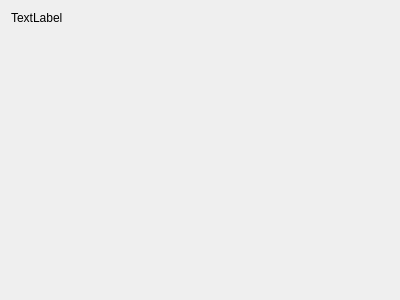
Old version of the form Chat/Client/ChatHistory.ui in the repository Krestol/QRpcChat.
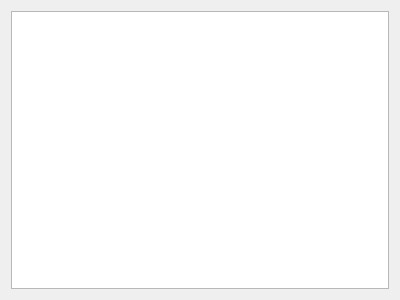
New version of the form.

```diff
--- a/Chat/Client/ChatHistory.ui
+++ b/Chat/Client/ChatHistory.ui
@@ -10,29 +10,18 @@
     <height>300</height>
    </rect>
   </property>
+  <property name="sizePolicy">
+   <sizepolicy hsizetype="Expanding" vsizetype="Expanding">
+    <horstretch>0</horstretch>
+    <verstretch>0</verstretch>
+   </sizepolicy>
+  </property>
   <property name="windowTitle">
    <string>Form</string>
   </property>
   <layout class="QVBoxLayout" name="verticalLayout">
    <item>
-    <widget class="QLabel" name="label">
-     <property name="text">
-      <string>TextLabel</string>
-     </property>
-    </widget>
-   </item>
-   <item>
-    <spacer name="verticalSpacer">
-     <property name="orientation">
-      <enum>Qt::Vertical</enum>
-     </property>
-     <property name="sizeHint" stdset="0">
-      <size>
-       <width>20</width>
-       <height>40</height>
-      </size>
-     </property>
-    </spacer>
+    <widget class="QListWidget" name="listWidget"/>
    </item>
   </layout>
  </widget>
```
